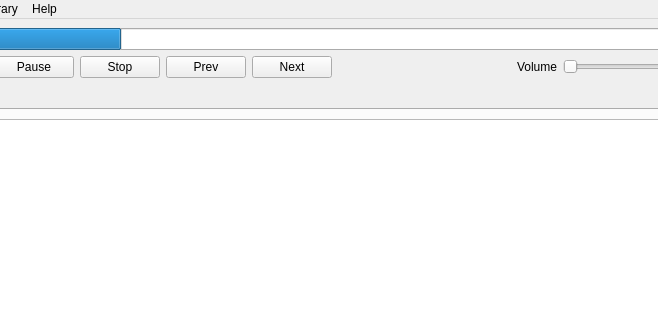
Above: src/mainWindow.ui from ichiro101/kazu before the change; both pictures show x 101 to 759 and y 0 to 320 of the 851 by 596 pixel window. Below: the same form after it.
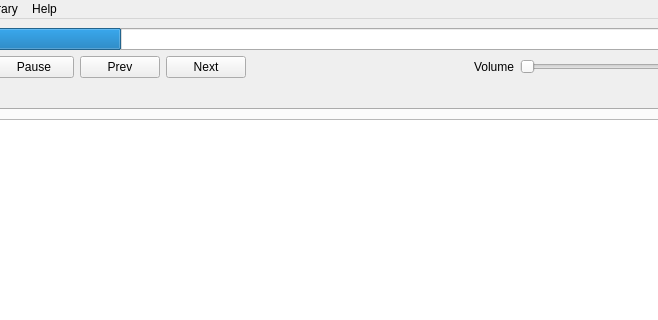
That is the form after the change.

Commit message: Skeleton player class, rm QtMultimedia as it's not needed

What changed in the file:
```diff
--- a/src/mainWindow.ui
+++ b/src/mainWindow.ui
@@ -62,13 +62,6 @@
         </property>
        </widget>
       </item>
-      <item>
-       <widget class="QPushButton" name="stopButton">
-        <property name="text">
-         <string>Stop</string>
-        </property>
-       </widget>
-      </item>
       <item>
        <widget class="QPushButton" name="prevButton">
         <property name="text">
```
Left out of the diff: 16 changed lines with no effect on the pictures. The commit also changes 12 other files.
